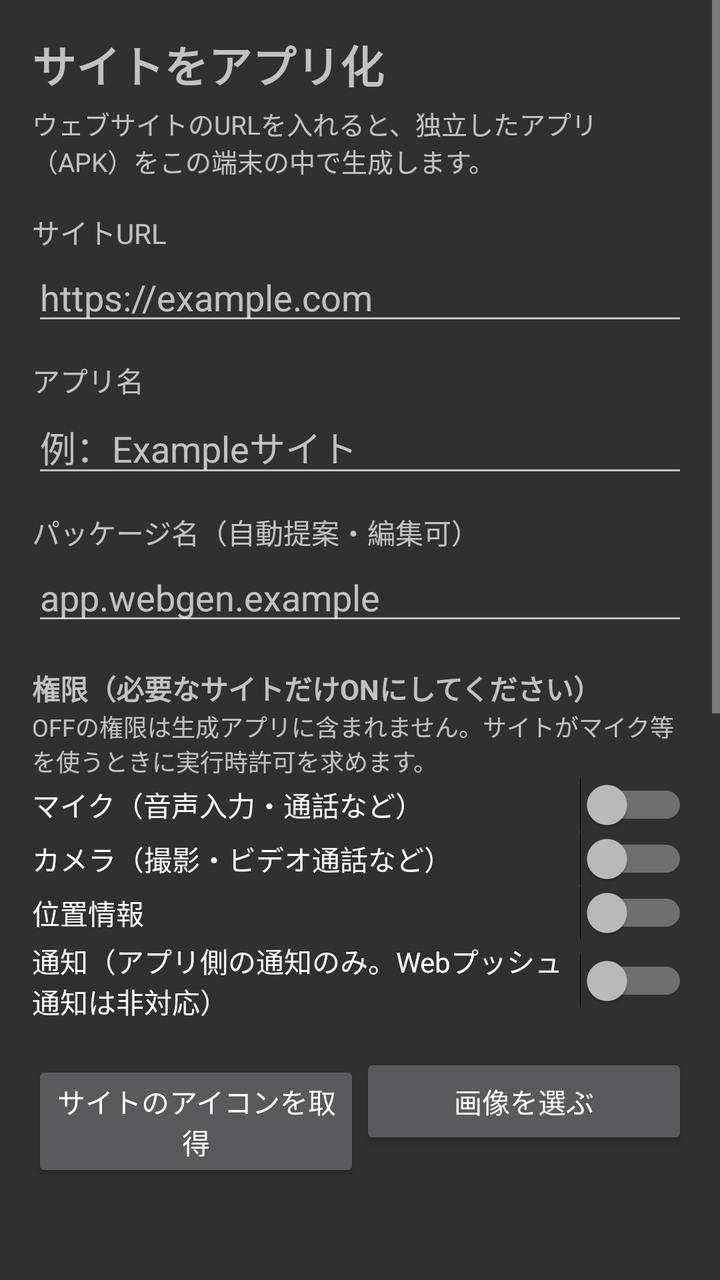
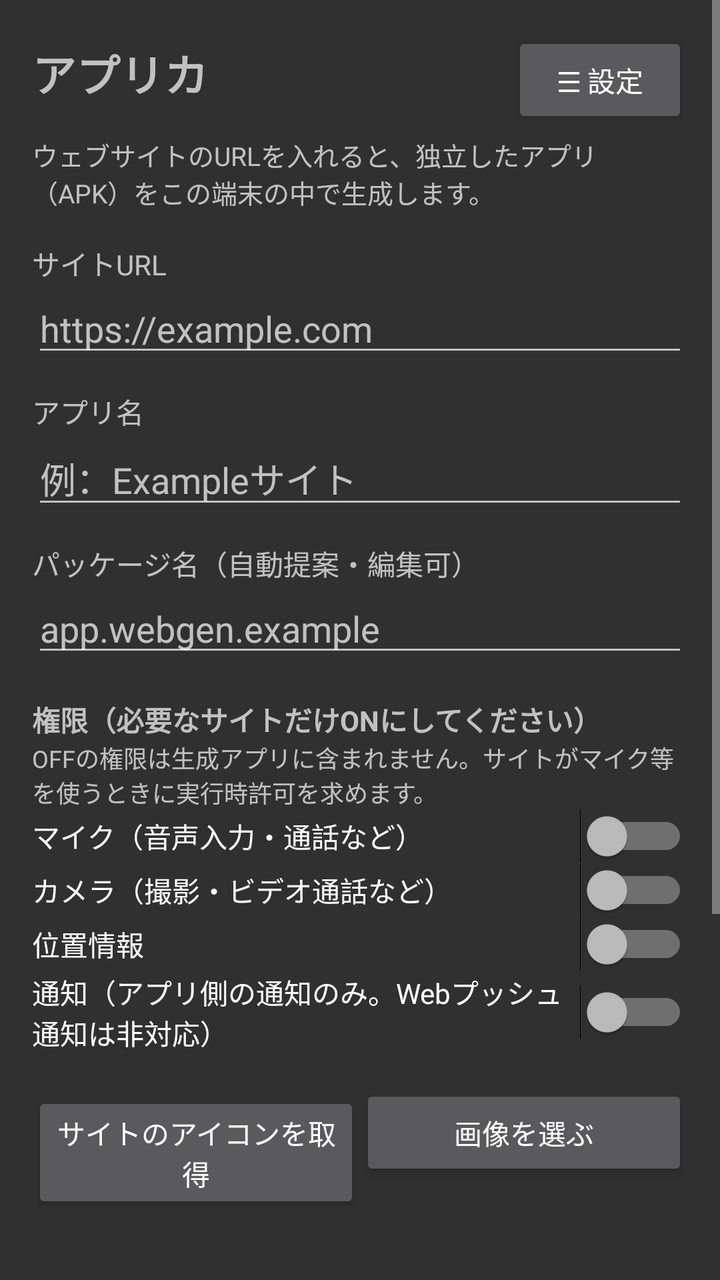

Two renders of the same Android screen: before a commit and after it. Below are the layout's source before the change and the commit's diff.
<!-- AndroidManifest.xml: application theme Theme.WebGen -->
<!-- res/layout/activity_main.xml -->
<?xml version="1.0" encoding="utf-8"?>
<ScrollView xmlns:android="http://schemas.android.com/apk/res/android"
    android:layout_width="match_parent"
    android:layout_height="match_parent">

    <LinearLayout
        android:layout_width="match_parent"
        android:layout_height="wrap_content"
        android:orientation="vertical"
        android:padding="16dp">

        <TextView
            android:layout_width="wrap_content"
            android:layout_height="wrap_content"
            android:text="サイトをアプリ化"
            android:textSize="22sp"
            android:textStyle="bold" />

        <TextView
            android:layout_width="wrap_content"
            android:layout_height="wrap_content"
            android:layout_marginTop="4dp"
            android:text="ウェブサイトのURLを入れると、独立したアプリ（APK）をこの端末の中で生成します。"
            android:textSize="13sp" />

        <TextView
            android:layout_width="wrap_content"
            android:layout_height="wrap_content"
            android:layout_marginTop="16dp"
            android:text="サイトURL" />

        <EditText
            android:id="@+id/urlInput"
            android:layout_width="match_parent"
            android:layout_height="wrap_content"
            android:hint="https://example.com"
            android:inputType="textUri"
            android:singleLine="true" />

        <TextView
            android:layout_width="wrap_content"
            android:layout_height="wrap_content"
            android:layout_marginTop="12dp"
            android:text="アプリ名" />

        <EditText
            android:id="@+id/nameInput"
            android:layout_width="match_parent"
            android:layout_height="wrap_content"
            android:hint="例：Exampleサイト"
            android:inputType="text"
            android:singleLine="true" />

        <TextView
            android:layout_width="wrap_content"
            android:layout_height="wrap_content"
            android:layout_marginTop="12dp"
            android:text="パッケージ名（自動提案・編集可）" />

        <EditText
            android:id="@+id/pkgInput"
            android:layout_width="match_parent"
            android:layout_height="wrap_content"
            android:hint="app.webgen.example"
            android:inputType="text"
            android:singleLine="true" />

        <TextView
            android:layout_width="wrap_content"
            android:layout_height="wrap_content"
            android:layout_marginTop="16dp"
            android:text="権限（必要なサイトだけONにしてください）"
            android:textStyle="bold" />

        <TextView
            android:layout_width="wrap_content"
            android:layout_height="wrap_content"
            android:text="OFFの権限は生成アプリに含まれません。サイトがマイク等を使うときに実行時許可を求めます。"
            android:textSize="12sp" />

        <Switch
            android:id="@+id/permMic"
            android:layout_width="match_parent"
            android:layout_height="wrap_content"
            android:text="マイク（音声入力・通話など）" />

        <Switch
            android:id="@+id/permCamera"
            android:layout_width="match_parent"
            android:layout_height="wrap_content"
            android:text="カメラ（撮影・ビデオ通話など）" />

        <Switch
            android:id="@+id/permLocation"
            android:layout_width="match_parent"
            android:layout_height="wrap_content"
            android:text="位置情報" />

        <Switch
            android:id="@+id/permNotifications"
            android:layout_width="match_parent"
            android:layout_height="wrap_content"
            android:text="通知（アプリ側の通知のみ。Webプッシュ通知は非対応）" />

        <LinearLayout
            android:layout_width="match_parent"
            android:layout_height="wrap_content"
            android:layout_marginTop="16dp"
            android:orientation="horizontal">

            <Button
                android:id="@+id/faviconButton"
                android:layout_width="0dp"
                android:layout_height="wrap_content"
                android:layout_weight="1"
                android:text="サイトのアイコンを取得" />

            <Button
                android:id="@+id/pickButton"
                android:layout_width="0dp"
                android:layout_height="wrap_content"
                android:layout_weight="1"
                android:text="画像を選ぶ" />
        </LinearLayout>

        <ImageView
            android:id="@+id/iconPreview"
            android:layout_width="96dp"
            android:layout_height="96dp"
            android:layout_gravity="center_horizontal"
            android:layout_marginTop="8dp"
            android:contentDescription="アイコンプレビュー" />

        <TextView
            android:id="@+id/iconStatus"
            android:layout_width="wrap_content"
            android:layout_height="wrap_content"
            android:layout_gravity="center_horizontal"
            android:text="アイコン未選択（生成時にアプリ名の頭文字アイコンを自動生成します）"
            android:textSize="12sp" />

        <Button
            android:id="@+id/generateButton"
            android:layout_width="match_parent"
            android:layout_height="wrap_content"
            android:layout_marginTop="16dp"
            android:text="APKを生成" />

        <TextView
            android:id="@+id/statusText"
            android:layout_width="match_parent"
            android:layout_height="wrap_content"
            android:layout_marginTop="8dp"
            android:textSize="13sp" />

        <TextView
            android:layout_width="wrap_content"
            android:layout_height="wrap_content"
            android:layout_marginTop="24dp"
            android:text="設定"
            android:textSize="17sp"
            android:textStyle="bold" />

        <TextView
            android:layout_width="wrap_content"
            android:layout_height="wrap_content"
            android:layout_marginTop="8dp"
            android:text="更新チェック先 GitHub リポジトリ（owner/name）" />

        <EditText
            android:id="@+id/repoInput"
            android:layout_width="match_parent"
            android:layout_height="wrap_content"
            android:hint="例: your-name/aprica（空欄で更新チェック無効）"
            android:inputType="text"
            android:singleLine="true" />

        <TextView
            android:layout_width="wrap_content"
            android:layout_height="wrap_content"
            android:text="設定すると、起動時と下のボタンで GitHub Releases の新版を確認します。新しいAPKも同じ署名キーで署名されているため、上書きインストールできます。生成したアプリへも、このリポジトリが更新フィードとして書き込まれます。"
            android:textSize="12sp" />

        <Button
            android:id="@+id/checkUpdateButton"
            android:layout_width="match_parent"
            android:layout_height="wrap_content"
            android:layout_marginTop="8dp"
            android:text="更新を確認" />

        <TextView
            android:layout_width="wrap_content"
            android:layout_height="wrap_content"
            android:layout_marginTop="4dp"
            android:text="現在のバージョン: アプリカ v1.2"
            android:textSize="12sp" />

        <TextView
            android:layout_width="wrap_content"
            android:layout_height="wrap_content"
            android:layout_marginTop="24dp"
            android:text="生成履歴"
            android:textSize="17sp"
            android:textStyle="bold" />

        <LinearLayout
            android:id="@+id/historyList"
            android:layout_width="match_parent"
            android:layout_height="wrap_content"
            android:orientation="vertical" />
    </LinearLayout>
</ScrollView>
<!-- resources referenced by this layout -->
<resources>
  <style name="Theme.WebGen" parent="@android:style/Theme.Material.NoActionBar">
      </style>
</resources>

<!-- the commit's change to res/layout/activity_main.xml (unified diff, before → after) -->
@@ -9,12 +9,25 @@
         android:orientation="vertical"
         android:padding="16dp">
 
-        <TextView
-            android:layout_width="wrap_content"
+        <LinearLayout
+            android:layout_width="match_parent"
             android:layout_height="wrap_content"
-            android:text="サイトをアプリ化"
-            android:textSize="22sp"
-            android:textStyle="bold" />
+            android:orientation="horizontal">
+
+            <TextView
+                android:layout_width="0dp"
+                android:layout_height="wrap_content"
+                android:layout_weight="1"
+                android:text="アプリカ"
+                android:textSize="22sp"
+                android:textStyle="bold" />
+
+            <Button
+                android:id="@+id/settingsButton"
+                android:layout_width="wrap_content"
+                android:layout_height="wrap_content"
+                android:text="☰ 設定" />
+        </LinearLayout>
 
         <TextView
             android:layout_width="wrap_content"
@@ -157,48 +170,6 @@
             android:layout_width="wrap_content"
             android:layout_height="wrap_content"
             android:layout_marginTop="24dp"
-            android:text="設定"
-            android:textSize="17sp"
-            android:textStyle="bold" />
-
-        <TextView
-            android:layout_width="wrap_content"
-            android:layout_height="wrap_content"
-            android:layout_marginTop="8dp"
-            android:text="更新チェック先 GitHub リポジトリ（owner/name）" />
-
-        <EditText
-            android:id="@+id/repoInput"
-            android:layout_width="match_parent"
-            android:layout_height="wrap_content"
-            android:hint="例: your-name/aprica（空欄で更新チェック無効）"
-            android:inputType="text"
-            android:singleLine="true" />
-
-        <TextView
-            android:layout_width="wrap_content"
-            android:layout_height="wrap_content"
-            android:text="設定すると、起動時と下のボタンで GitHub Releases の新版を確認します。新しいAPKも同じ署名キーで署名されているため、上書きインストールできます。生成したアプリへも、このリポジトリが更新フィードとして書き込まれます。"
-            android:textSize="12sp" />
-
-        <Button
-            android:id="@+id/checkUpdateButton"
-            android:layout_width="match_parent"
-            android:layout_height="wrap_content"
-            android:layout_marginTop="8dp"
-            android:text="更新を確認" />
-
-        <TextView
-            android:layout_width="wrap_content"
-            android:layout_height="wrap_content"
-            android:layout_marginTop="4dp"
-            android:text="現在のバージョン: アプリカ v1.2"
-            android:textSize="12sp" />
-
-        <TextView
-            android:layout_width="wrap_content"
-            android:layout_height="wrap_content"
-            android:layout_marginTop="24dp"
             android:text="生成履歴"
             android:textSize="17sp"
             android:textStyle="bold" />
